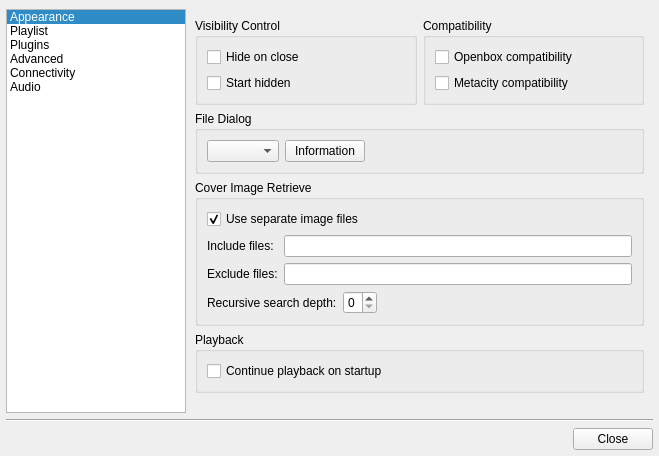
This is src/ui/forms/configdialog.ui in ksv1986/qmmp-staging as Qt 5 draws it before an edit. The edited form follows.
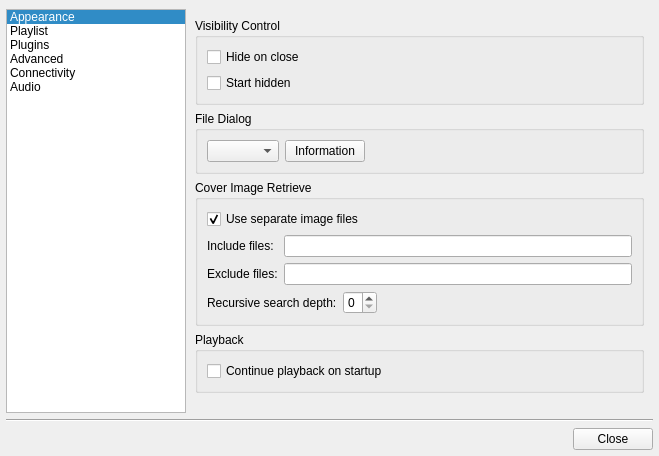
This is the edited form. The open tabs and pages were chosen to show the change. Icons and pictures are not drawn.

The edit to the form file:
```diff
--- a/src/ui/forms/configdialog.ui
+++ b/src/ui/forms/configdialog.ui
@@ -707,7 +707,7 @@
        </widget>
        <widget class="QWidget" name="page_2">
         <layout class="QGridLayout" name="gridLayout_5">
-         <item row="0" column="0">
+         <item row="0" column="0" colspan="2">
           <widget class="QGroupBox" name="visibilityGroupBox">
            <property name="title">
             <string>Visibility Control</string>
@@ -730,29 +730,6 @@
            </layout>
           </widget>
          </item>
-         <item row="0" column="1">
-          <widget class="QGroupBox" name="groupBox_8">
-           <property name="title">
-            <string>Compatibility</string>
-           </property>
-           <layout class="QVBoxLayout" name="verticalLayout_2">
-            <item>
-             <widget class="QCheckBox" name="openboxCheckBox">
-              <property name="text">
-               <string>Openbox compatibility</string>
-              </property>
-             </widget>
-            </item>
-            <item>
-             <widget class="QCheckBox" name="metacityCheckBox">
-              <property name="text">
-               <string>Metacity compatibility</string>
-              </property>
-             </widget>
-            </item>
-           </layout>
-          </widget>
-         </item>
          <item row="1" column="0" colspan="2">
           <widget class="QGroupBox" name="groupBox_4">
            <property name="title">
```
